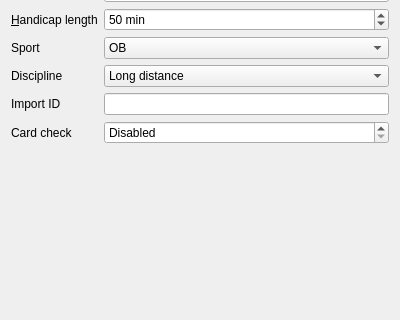
First picture: the form in quickevent/app/quickevent/plugins/Event/src/eventdialogwidget.ui, repository Quick-Event/quickbox, before the edit; both pictures show x 0 to 400 and y 258 to 578 of the 400 by 730 pixel window.
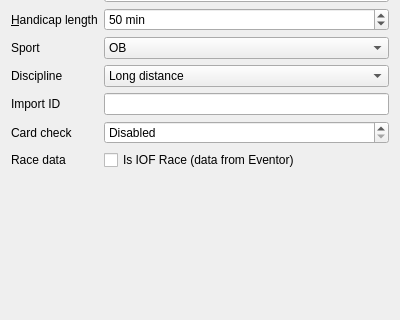
Second picture: the form after the edit.

Commit message: Add flag to event config - we need to know what type of data we have (ex. XML exports)

```diff
--- a/quickevent/app/quickevent/plugins/Event/src/eventdialogwidget.ui
+++ b/quickevent/app/quickevent/plugins/Event/src/eventdialogwidget.ui
@@ -316,6 +316,20 @@
      </property>
     </widget>
    </item>
+   <item row="14" column="0">
+    <widget class="QLabel" name="label_15">
+     <property name="text">
+      <string>Race data</string>
+     </property>
+    </widget>
+   </item>
+   <item row="14" column="1">
+    <widget class="QCheckBox" name="ed_iofRace">
+     <property name="text">
+      <string>Is IOF Race (data from Eventor)</string>
+     </property>
+    </widget>
+   </item>
   </layout>
  </widget>
  <tabstops>
```
Left out of the diff: 88 changed lines with no effect on the pictures. The commit also changes 3 other files.
